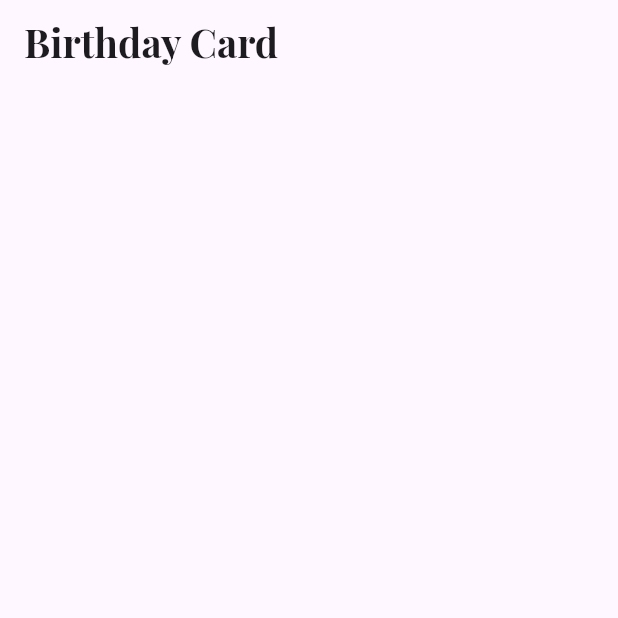
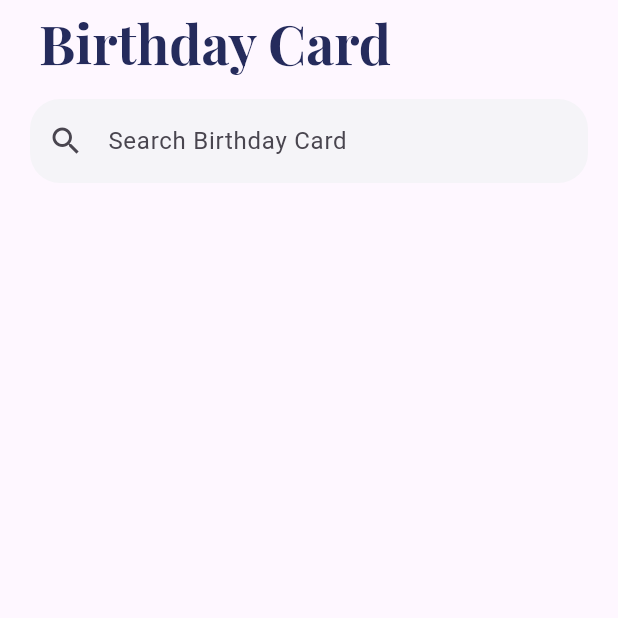
Before and after one commit to FrancisLydz1321/2ndsem-finals-mobile, a Flutter app: the screen it shows after launch, on a phone screen of 412 x 824 dp, the top half of it. Run offline on Flutter 3.47's test engine with Material 3 defaults, Android fonts, the phone set to English and light mode, and no system bars; project files that could hold a hidden picture were left out.

Commit message:
fifth attempt

```diff
--- a/lib/screens/home_screen.dart
+++ b/lib/screens/home_screen.dart
@@ -1,4 +1,6 @@
+import 'package:_fourtho/gen/colors.gen.dart';
 import 'package:_fourtho/gen/fonts.gen.dart';
+import 'package:_fourtho/widgets/app_text.dart';
 import 'package:flutter/material.dart';
 
 class HomeScreen extends StatelessWidget {
@@ -8,15 +10,56 @@ class HomeScreen extends StatelessWidget {
   Widget build(BuildContext context) {
     return Scaffold(
       appBar: AppBar(
-        title: Text(
-          'Birthday Card',
-          style: TextStyle(
-              fontFamily: FontFamily.playfairDisplay,
-              fontSize: 26,
-              fontWeight: FontWeight.bold),
+        elevation: 0.0,
+        backgroundColor: Colors.transparent,
+        centerTitle: false,
+        title: Padding(
+          padding: const EdgeInsets.only(left: 10.0),
+          child: AppText.title('Birthday Card'),
+        ),
+        // Text(
+        //   'Birthday Card',
+        //   textAlign: TextAlign.center,
+        //   maxLines: 1,
+        //   style: TextStyle(
+        //     fontFamily: FontFamily.playfairDisplay,
+        //     fontSize: 26,
+        //     fontWeight: FontWeight.bold,
+        //   ),
+        // ),
+      ),
+      body: Padding(
+        padding: const EdgeInsets.symmetric(horizontal: 20.0),
+        child: Column(
+          children: [
+            const SizedBox(height: 10),
+            _SearchBar(),
+            const SizedBox(height: 10),
+          ],
         ),
       ),
-      body: Container(),
     );
   }
 }
+
+class _SearchBar extends StatelessWidget {
+  const _SearchBar({super.key});
+
+  @override
+  Widget build(BuildContext context) {
+    return Flexible(
+      child: TextFormField(
+        decoration: InputDecoration(
+          filled: true,
+          fillColor: ColorName.lightGrey,
+          hintText: 'Search Birthday Card',
+          prefixIcon: const Icon(Icons.search),
+          border: OutlineInputBorder(
+              borderRadius: BorderRadius.circular(20.0),
+              borderSide: BorderSide.none),
+        ),
+        onChanged: (value) {},
+      ),
+    );
+  }
+}
--- /dev/null
+++ b/lib/widgets/app_text.dart
@@ -0,0 +1,69 @@
+import 'package:_fourtho/gen/colors.gen.dart';
+import 'package:_fourtho/gen/fonts.gen.dart';
+import 'package:flutter/material.dart';
+
+class AppText extends Text {
+  final Color? color;
+  final FontWeight? fontWeight;
+  final double fontSize;
+
+  AppText.title(
+    String data, {
+    Key? key,
+    this.color = ColorName.primaryColor,
+    this.fontWeight = FontWeight.bold,
+    this.fontSize = 36,
+  }) : super(data,
+            key: key,
+            textAlign: TextAlign.left,
+            style: TextStyle(
+                color: color,
+                fontFamily: FontFamily.playfairDisplay,
+                fontWeight: fontWeight,
+                fontSize: fontSize));
+
+  AppText.large(
+    String data, {
+    Key? key,
+    this.color = ColorName.primaryColor,
+    this.fontWeight = FontWeight.bold,
+    this.fontSize = 34,
+  }) : super(data,
+            key: key,
+            textAlign: TextAlign.center,
+            style: TextStyle(
+                color: color,
+                fontFamily: FontFamily.merriweather,
+                fontWeight: fontWeight,
+                fontSize: fontSize));
+
+  AppText.medium(
+    String data, {
+    Key? key,
+    this.color = ColorName.primaryColor,
+    this.fontWeight = FontWeight.bold,
+    this.fontSize = 24,
+  }) : super(data,
+            key: key,
+            textAlign: TextAlign.left,
+            style: TextStyle(
+                color: color,
+                fontFamily: FontFamily.merriweather,
+                fontWeight: fontWeight,
+                fontSize: fontSize));
+
+  AppText.small(
+    String data, {
+    Key? key,
+    this.color = ColorName.primaryColor,
+    this.fontWeight = FontWeight.normal,
+    this.fontSize = 14,
+  }) : super(data,
+            key: key,
+            textAlign: TextAlign.left,
+            style: TextStyle(
+                color: color,
+                fontFamily: FontFamily.merriweather,
+                fontWeight: fontWeight,
+                fontSize: fontSize));
+}
```
Also changed, not shown: pubspec.yaml (+37 -37 lines).
